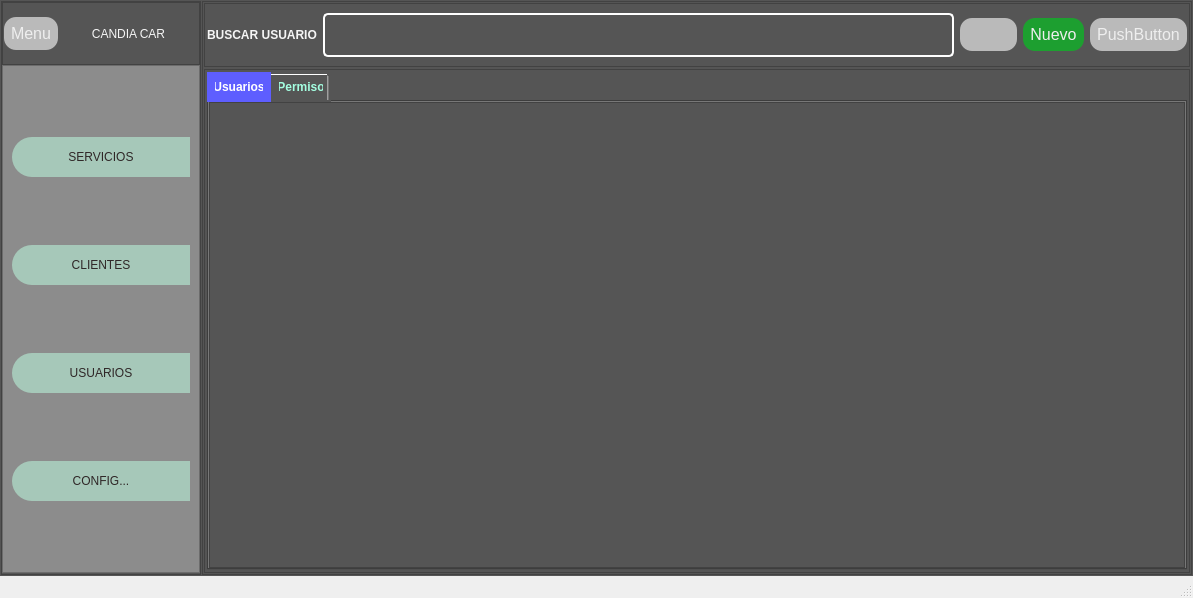
Before: the Qt Designer form view/MainVentana.ui in jhocepSan/deskopCandiaCar, drawn with Qt 5.
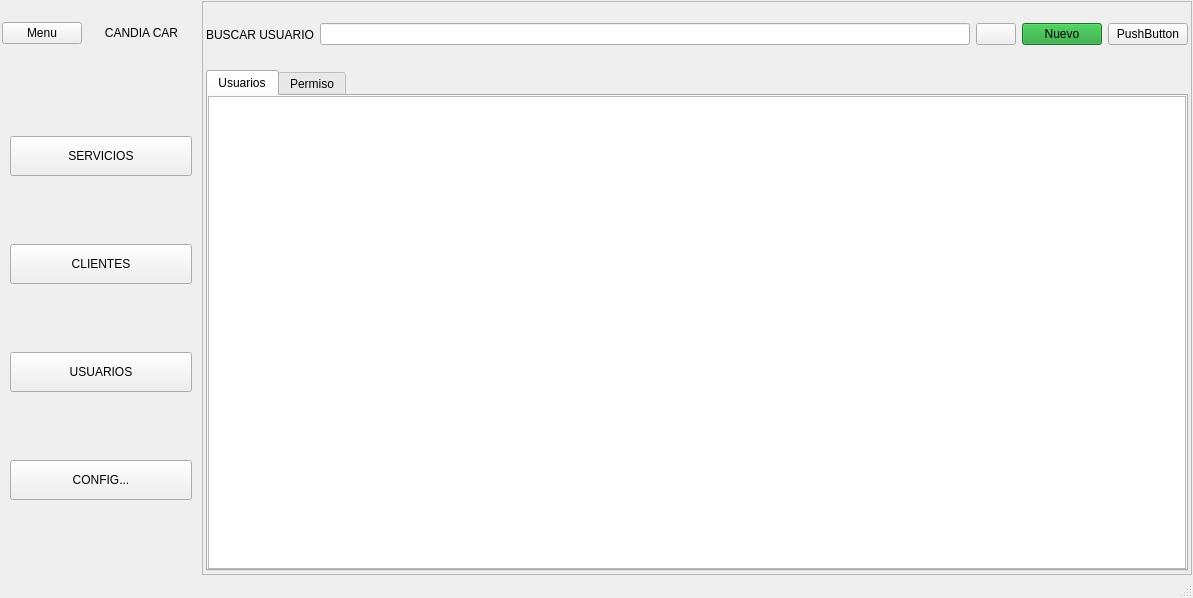
After: the same form once the commit is applied. Icons and pictures are not drawn.

Diff of the .ui file:
```diff
--- a/view/MainVentana.ui
+++ b/view/MainVentana.ui
@@ -19,9 +19,6 @@
     <normalon>../../../../../../../Downloads/CarMec.png</normalon>../../../../../../../Downloads/CarMec.png</iconset>
   </property>
   <widget class="QWidget" name="centralwidget">
-   <property name="styleSheet">
-    <string notr="true">background:rgb(85, 85, 85);</string>
-   </property>
    <layout class="QHBoxLayout" name="horizontalLayout_2" stretch="2,7">
     <property name="spacing">
      <number>1</number>
@@ -53,7 +50,7 @@
        </size>
       </property>
       <property name="frameShape">
-       <enum>QFrame::StyledPanel</enum>
+       <enum>QFrame::NoFrame</enum>
       </property>
       <property name="frameShadow">
        <enum>QFrame::Raised</enum>
@@ -76,27 +73,8 @@
        </property>
        <item>
         <widget class="QFrame" name="Logo">
-         <property name="styleSheet">
-          <string notr="true">QLabel{
-color:rgb(245, 245, 245);
-font:77 10pt 'Arial Black';
-}
-QPushButton{
-border-radius: 12px;
-color:rgb(238, 238, 238);
-background-color:rgb(186, 186, 186);
-padding: 7px 7px;
-  text-align: center;
-  text-decoration: none;
-  font-size: 16px;
-}
-QPushButton:hover{
-background-color: #04AA6D; /* Green */
-color: white;
-}</string>
-         </property>
          <property name="frameShape">
-          <enum>QFrame::StyledPanel</enum>
+          <enum>QFrame::NoFrame</enum>
          </property>
          <property name="frameShadow">
           <enum>QFrame::Raised</enum>
@@ -146,29 +124,8 @@
        </item>
        <item>
         <widget class="QFrame" name="frame_2">
-         <property name="styleSheet">
-          <string notr="true">QFrame{
-background:rgb(140, 140, 140);
-}
-QPushButton{
-background-color:rgb(166, 200, 185); 
-border-top-left-radius:20px;
-border-bottom-left-radius:20px;
-color: rgb(47, 39, 39);
-text-align: center;
-font:77 16px 'ArialBlack';
-}
-QPushButton:hover{
-background-color:rgb(133, 166, 153); 
-border-top-left-radius:15px;
-border-bottom-left-radius:15px;
-color: rgb(238, 238, 238);
-text-align: center;
-font:77 16px 'ArialBlack';
-}</string>
-         </property>
          <property name="frameShape">
-          <enum>QFrame::StyledPanel</enum>
+          <enum>QFrame::NoFrame</enum>
          </property>
          <property name="frameShadow">
           <enum>QFrame::Raised</enum>
@@ -297,35 +254,8 @@
            </property>
            <item>
             <widget class="QFrame" name="frame_5">
-             <property name="styleSheet">
-              <string notr="true">QLabel{
-color:rgb(245, 245, 245);
-font:77 15pt 'Arial Black';
-font-weight: bold;
-}
-QPushButton{
-border-radius: 12px;
-color:rgb(238, 238, 238);
-background-color:rgb(186, 186, 186);
-padding: 7px 7px;
-  text-align: center;
-  font-size: 16px;
-}
-QPushButton:hover{
-background-color: #04AA6D; /* Green */
-color: white;
-}
-QLineEdit{
-padding: 12px 20px;
-margin: 8px 0;
-border: 2px solid #fff;
-border-radius: 5px;
-font:77 12px 'Arial Black';
-color:rgb(238, 238, 238);
-}</string>
-             </property>
              <property name="frameShape">
-              <enum>QFrame::StyledPanel</enum>
+              <enum>QFrame::NoFrame</enum>
              </property>
              <property name="frameShadow">
               <enum>QFrame::Raised</enum>
@@ -397,7 +327,7 @@
            <item>
             <widget class="QFrame" name="frame_6">
              <property name="frameShape">
-              <enum>QFrame::StyledPanel</enum>
+              <enum>QFrame::NoFrame</enum>
              </property>
              <property name="frameShadow">
               <enum>QFrame::Raised</enum>
@@ -420,19 +350,6 @@
               </property>
               <item row="0" column="0">
                <widget class="QTabWidget" name="tabWidget">
-                <property name="styleSheet">
-                 <string notr="true">QTabBar::tab {
-        color: rgb(164, 255, 225);        
-        padding: 8px;
-		font-weight: bold;
-}
- QTabBar::tab:selected {
-        color: white;        
-		font-weight: bold;   
-        background:rgb(94, 94, 255);
-		border-color:rgb(255, 255, 255);
-}</string>
-                </property>
                 <property name="currentIndex">
                  <number>0</number>
                 </property>
```
Left out of the diff: 2 changed lines with no effect on the pictures.
